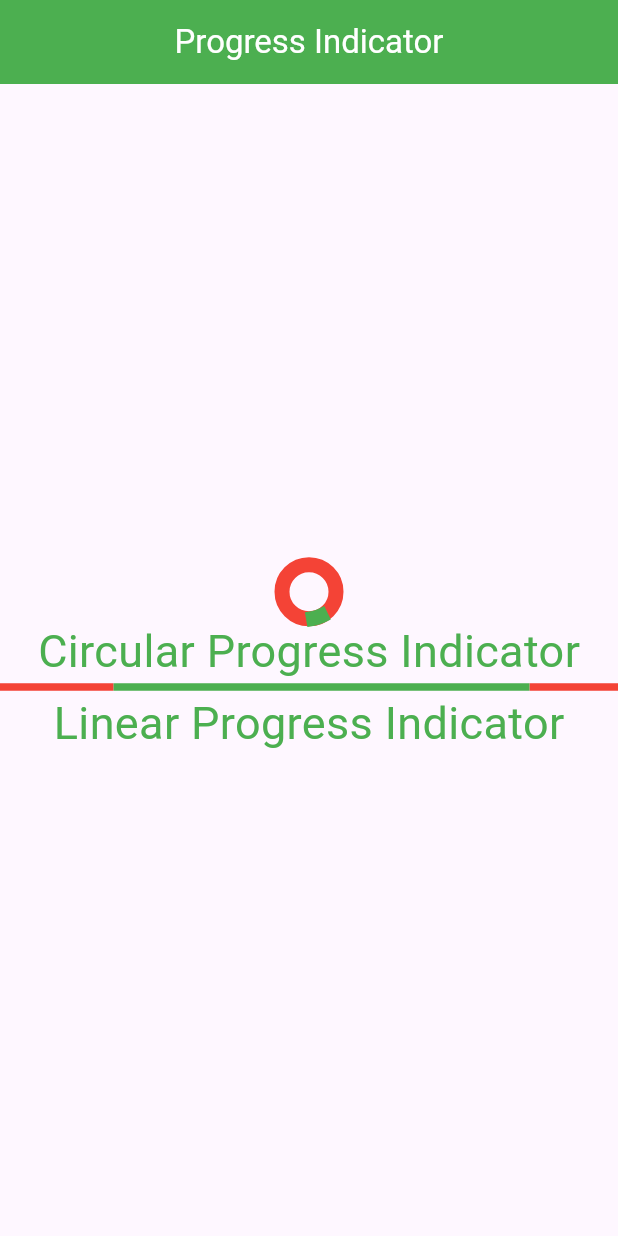
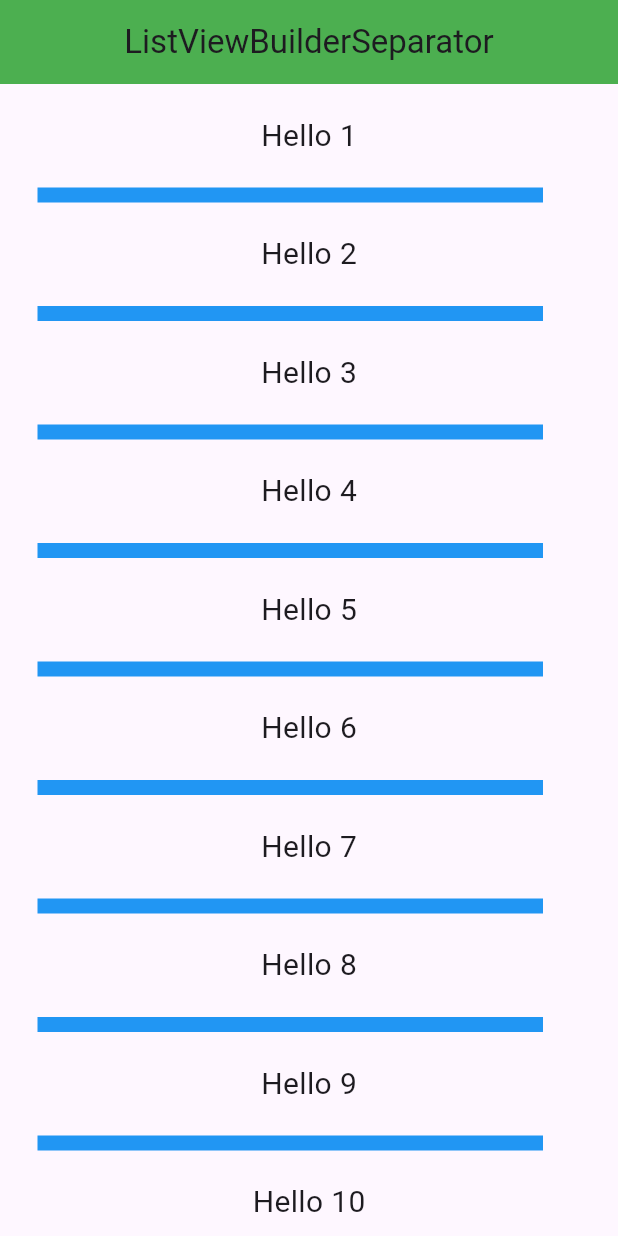
Before and after one commit to EmranKhanDUET/flutterPortfolio, a Flutter app: the screen it shows after launch, on a phone screen of 412 x 824 dp. Run offline on Flutter 3.47's test engine with Material 3 defaults, Android fonts, the phone set to English and light mode, and no system bars.

Commit message:
this is an update

```diff
--- a/lib/main.dart
+++ b/lib/main.dart
@@ -1,4 +1,7 @@
 // Module7Prerecorded35~36
+// Module7Class3
+
+// ListView is nothing but a column with SingleChildScrollView widged in rapped condition
 
 import 'package:flutter/material.dart';
 
@@ -12,69 +15,173 @@ class MyApp extends StatelessWidget {
   @override
   Widget build(BuildContext context) {
     return MaterialApp(
-      title: "Practice App",
-      theme: ThemeData(primarySwatch: Colors.green),
-      darkTheme: ThemeData(primarySwatch: Colors.brown),
       home: HomeUI(),
-      debugShowCheckedModeBanner: false,
     );
   }
 }
 
 class HomeUI extends StatelessWidget {
-  const HomeUI({super.key});
+  HomeUI({super.key});
 
-  mySnackbar(message, delay, context) {
-    return ScaffoldMessenger.of(context).showSnackBar(
-      SnackBar(
-        content: Text(message),
-        duration: Duration(seconds: delay),
-        action: SnackBarAction(
-            label: "OK",
-            textColor: Colors.white,
-            backgroundColor: Colors.green,
-            onPressed: () {}),
-      ),
-    );
-  }
+  var inpItem = [
+    {
+      "img": "https://avatars.githubusercontent.com/u/57840119?v=4",
+      "title": "Emra1n"
+    },
+    {
+      "img": "https://avatars.githubusercontent.com/u/57840119?v=4",
+      "title": "Kha2n"
+    },
+    {
+      "img": "https://avatars.githubusercontent.com/u/57840119?v=4",
+      "title": "Parve3j"
+    },
+    {
+      "img": "https://avatars.githubusercontent.com/u/57840119?v=4",
+      "title": "M4D"
+    },
+    {
+      "img": "https://avatars.githubusercontent.com/u/57840119?v=4",
+      "title": "Emra5n"
+    },
+  ];
 
   @override
   Widget build(BuildContext context) {
     return Scaffold(
       appBar: AppBar(
-        title: Text(
-          "Progress Indicator",
-          style: TextStyle(
-            color: Colors.white,
-          ),
-        ),
+        title: Text("ListViewBuilderSeparator"),
         backgroundColor: Colors.green,
         centerTitle: true,
       ),
-      body: Center(
-        child: Column(
-          mainAxisAlignment: MainAxisAlignment.center,
-          children: [
-            CircularProgressIndicator(
-              color: Colors.green,
-              backgroundColor: Colors.red,
-              strokeWidth: 10,
+
+      // body: SingleChildScrollView(
+      //   child: Column(
+      //     children: [
+      //       Text("Hello",style: TextStyle(fontSize: 40,),),
+      //       Text("Hello",style: TextStyle(fontSize: 40,),),
+      //       Text("Hello",style: TextStyle(fontSize: 40,),),
+      //       Text("Hello",style: TextStyle(fontSize: 40,),),
+      //       Text("Hello",style: TextStyle(fontSize: 40,),),
+      //       Text("Hello",style: TextStyle(fontSize: 40,),),
+      //       Text("Hello",style: TextStyle(fontSize: 40,),),
+      //       Text("Hello",style: TextStyle(fontSize: 40,),),
+      //       Text("Hello",style: TextStyle(fontSize: 40,),),
+      //       Text("Hello",style: TextStyle(fontSize: 40,),),
+      //       Text("Hello",style: TextStyle(fontSize: 40,),),
+      //       Text("Hello",style: TextStyle(fontSize: 40,),),
+      //       Text("Hello",style: TextStyle(fontSize: 40,),),
+      //       Text("Hello",style: TextStyle(fontSize: 40,),),
+      //       Text("Hello",style: TextStyle(fontSize: 40,),),
+      //       Text("Hello",style: TextStyle(fontSize: 40,),),
+      //       Text("Hello",style: TextStyle(fontSize: 40,),),
+      //       Text("Hello",style: TextStyle(fontSize: 40,),),
+      //       Text("Hello",style: TextStyle(fontSize: 40,),),
+      //       Text("Hello",style: TextStyle(fontSize: 40,),),
+      //
+      //     ],
+      //   ),
+      // ),
+
+      // body: ListView(
+      //   scrollDirection: Axis.vertical,
+      //   children: [
+      //     Text("Hello",style: TextStyle(fontSize: 40,),),
+      //           Text("Hello",style: TextStyle(fontSize: 40,),),
+      //           Text("Hello",style: TextStyle(fontSize: 40,),),
+      //           Text("Hello",style: TextStyle(fontSize: 40,),),
+      //           Text("Hello",style: TextStyle(fontSize: 40,),),
+      //           Text("Hello",style: TextStyle(fontSize: 40,),),
+      //           Text("Hello",style: TextStyle(fontSize: 40,),),
+      //           Text("Hello",style: TextStyle(fontSize: 40,),),
+      //           Text("Hello",style: TextStyle(fontSize: 40,),),
+      //           Text("Hello",style: TextStyle(fontSize: 40,),),
+      //           Text("Hello",style: TextStyle(fontSize: 40,),),
+      //           Text("Hello",style: TextStyle(fontSize: 40,),),
+      //           Text("Hello",style: TextStyle(fontSize: 40,),),
+      //           Text("Hello",style: TextStyle(fontSize: 40,),),
+      //           Text("Hello",style: TextStyle(fontSize: 40,),),
+      //           Text("Hello",style: TextStyle(fontSize: 40,),),
+      //           Text("Hello",style: TextStyle(fontSize: 40,),),
+      //           Text("Hello",style: TextStyle(fontSize: 40,),),
+      //           Text("Hello",style: TextStyle(fontSize: 40,),),
+      //           Text("Hello",style: TextStyle(fontSize: 40,),),
+      //
+      //   ],
+      // ),
+
+      // body: ListView.builder(
+      //   itemCount: inpItem.length,
+      //   itemBuilder: (context, index) {
+      //     return GestureDetector(
+      //       onTap: () {print(inpItem[index]['title']);},
+      //       // onDoubleTap:
+      //       // onLongPress: ,
+      //       //
+      //       child: Container(
+      //         margin: EdgeInsets.all(10),
+      //         height: 250,
+      //         width: double.infinity,
+      //         child: Image.network(
+      //           inpItem[index]["img"]!,
+      //           fit: BoxFit.fill,
+      //         ),
+      //       ),
+      //     );
+      //   },
+      // ),
+
+      // body: ListView.builder(
+      //   itemCount: 15,
+      //   itemBuilder: (context, index) {
+      //     return Padding(
+      //       padding: EdgeInsets.all(20),
+      //       child: Column(
+      //         children: [
+      //           Text(
+      //             "Hello ${index + 1}",
+      //             style: TextStyle(fontSize: 20),
+      //             textAlign: TextAlign.start,
+      //           ),
+      //           Divider(
+      //             height: 10,
+      //             thickness: 10,
+      //             color: Colors.pink,
+      //             indent: 25,
+      //             endIndent: 50,
+      //           )
+      //         ],
+      //       ),
+      //     );
+      //   },
+      // ),
+
+      body: ListView.separated(
+        itemCount: 15,
+        itemBuilder: (context, index) {
+          return Padding(
+            padding: EdgeInsets.all(20),
+            child: Column(
+              children: [
+                Text(
+                  "Hello ${index + 1}",
+                  style: TextStyle(fontSize: 20),
+                  textAlign: TextAlign.start,
+                ),
+              ],
             ),
-            Text(
-              "Circular Progress Indicator",
-              style: TextStyle(color: Colors.green, fontSize: 30),
-            ),
-            LinearProgressIndicator(
-              color: Colors.green,
-              backgroundColor: Colors.red,
-              minHeight: 5,
-            ),
-            Text(
-              "Linear Progress Indicator",
-              style: TextStyle(color: Colors.green, fontSize: 30),
-            ),
-          ],
-        ),
+          );
+        },
+        separatorBuilder: (context, index) {
+          return Divider(
+            height: 10,
+            thickness: 10,
+            color: Colors.blue,
+            indent: 25,
+            endIndent: 50,
+          );
+        },
+
       ),
     );
   }
```
